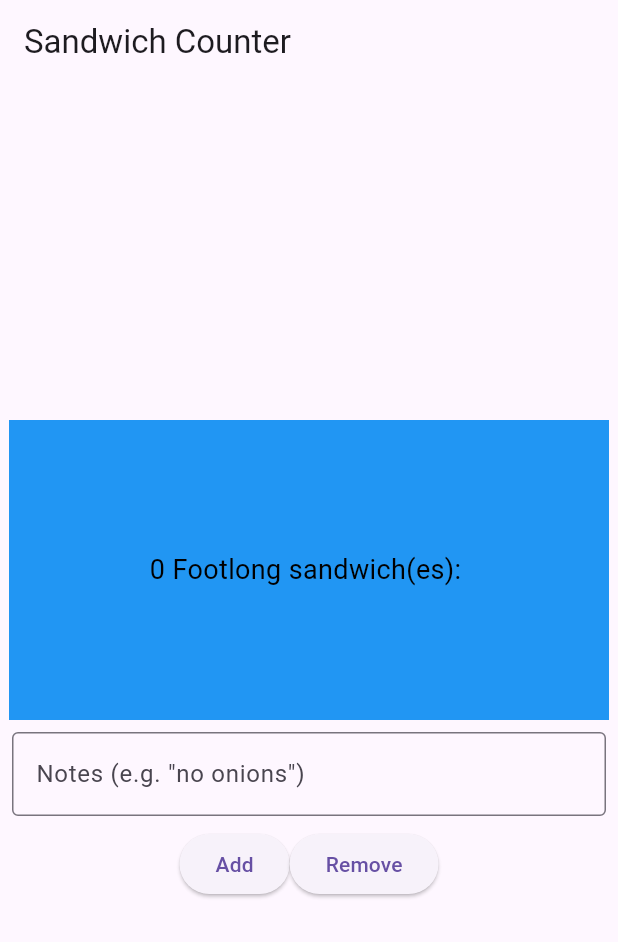
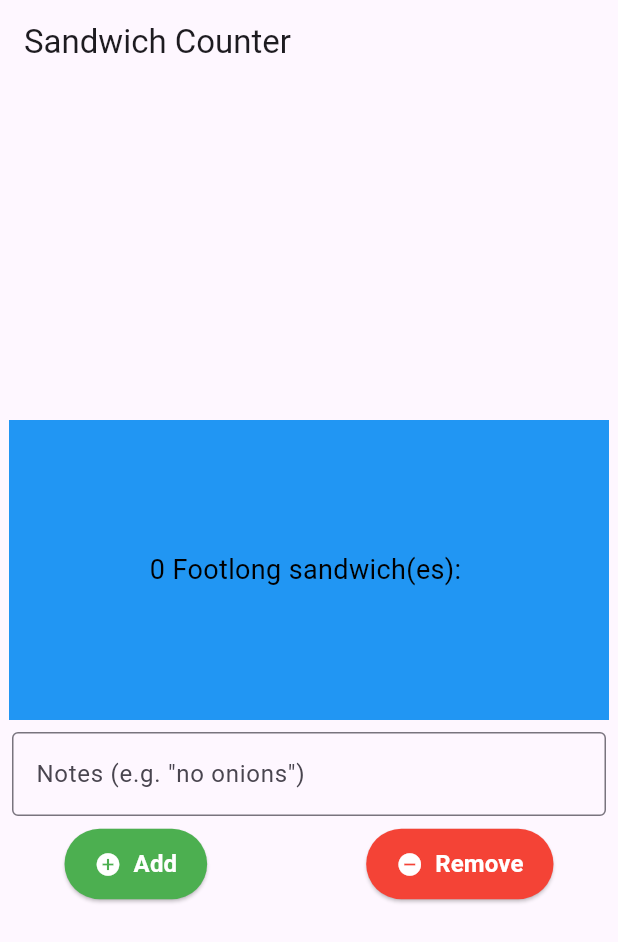
Before and after one commit to sd7n/seansandwich_shop, a Flutter app: the screen it shows after launch, on a phone screen of 412 x 824 dp. Shown: the top 942 px of the screen. Run offline on Flutter 3.47's test engine with Material 3 defaults, Android fonts, the light colour scheme and no system bars.

Commit message:
Create and Implement StyledButton

```diff
--- a/lib/main.dart
+++ b/lib/main.dart
@@ -65,6 +65,7 @@ void _decreaseQuantity() {
             OrderItemDisplay(
               _quantity,
               'Footlong',
+              note: _noteController.text.trim(),
             ),
 
             //Inserted TextField for notes
@@ -82,15 +83,20 @@ void _decreaseQuantity() {
             ),
 
             Row(
-              mainAxisAlignment: MainAxisAlignment.center,
+              mainAxisAlignment: MainAxisAlignment.spaceEvenly,
               children: [
-                ElevatedButton(
+                StyledButton(
                   onPressed: _increaseQuantity,
-                  child: const Text('Add'),
+                  text: 'Add',
+                  icon: Icons.add_circle,
+                  backgroundColor: Colors.green,
                 ),
-                ElevatedButton(
+                const SizedBox(width: 20),
+                StyledButton(
                   onPressed: _decreaseQuantity,
-                  child: const Text('Remove'),
+                  text: 'Remove',
+                  icon: Icons.remove_circle,
+                  backgroundColor: Colors.red,
                 )
               ]
             )
@@ -281,3 +287,46 @@ class _MyHomePageState extends State<MyHomePage> {
     );
   }
 }
+
+
+class StyledButton extends StatelessWidget {
+  final VoidCallback onPressed;
+  final String text;
+  final IconData? icon;
+  final Color backgroundColor;
+  final Color foregroundColor;
+
+  const StyledButton({
+    required this.onPressed,
+    required this.text,
+    this.icon,
+    this.backgroundColor = Colors.blue,
+    this.foregroundColor = Colors.white,
+    super.key,
+  });
+
+  @override
+  Widget build(BuildContext context) {
+    return ElevatedButton(
+      onPressed: onPressed,
+      style: ElevatedButton.styleFrom(
+        backgroundColor: backgroundColor,
+        foregroundColor: foregroundColor,
+        padding: const EdgeInsets.symmetric(horizontal: 20, vertical: 12)
+      ),
+      child: Row(
+        mainAxisSize: MainAxisSize.min,
+        children: [
+          if (icon != null) ...[
+            Icon(icon),
+            const SizedBox(width: 8),
+          ],
+          Text(
+            text,
+            style: const TextStyle(fontSize: 16, fontWeight: FontWeight.bold)
+          )
+        ]
+      )
+    );
+  }
+}
```
